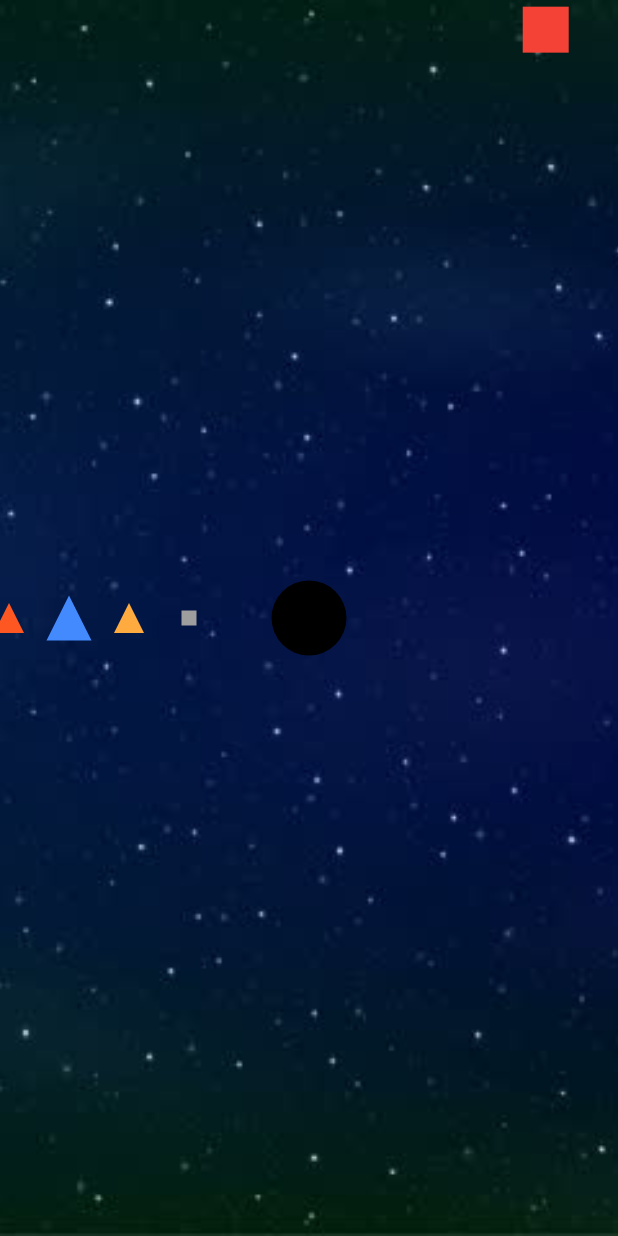
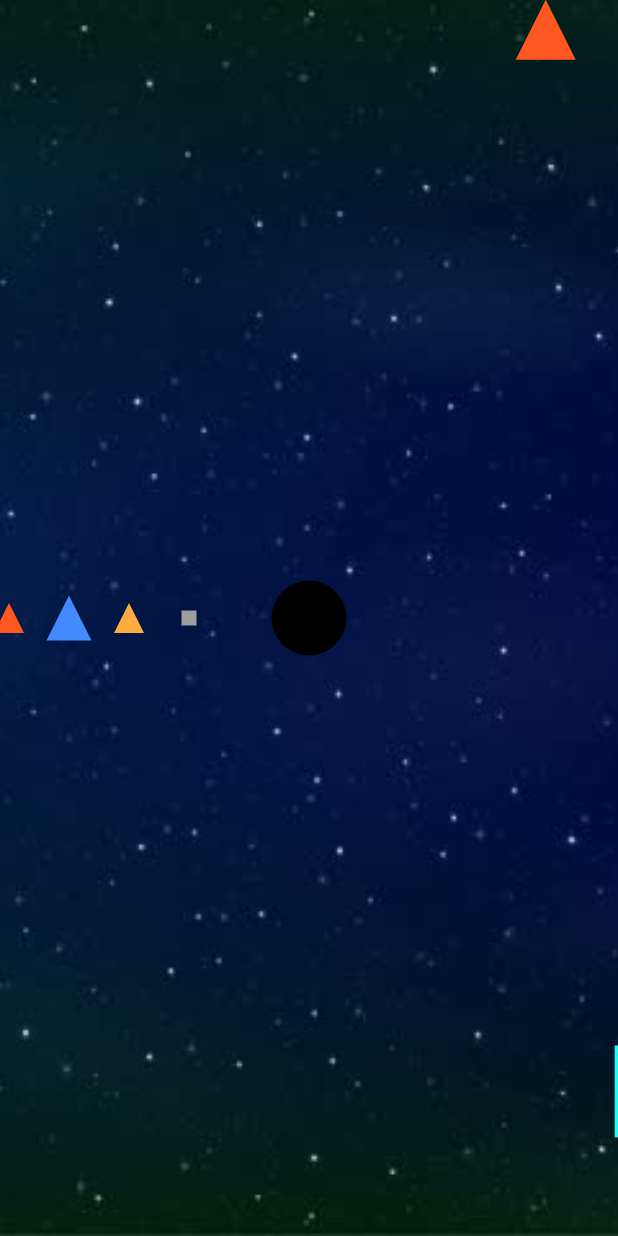
Before and after one commit to dariuspo/galaxy, a Flutter app: the screen it shows after launch, on a phone screen of 412 x 824 dp. Run offline on Flutter 3.47's test engine with Material 2 defaults, Android fonts, the phone set to English and light mode, and no system bars.

Commit message:
Animate multiple planets constatly apearing and moving from the edge to the black hole

```diff
--- a/lib/main.dart
+++ b/lib/main.dart
@@ -115,13 +115,73 @@ class _GalaxyState extends State<Galaxy> with SingleTickerProviderStateMixin {
                     (screenHeight / (-2) - 100) *
                         cornerPlanetAnimation.value.dy,
                   ),
+                  child: TriangleBuilder(
+                    color: Colors.deepOrange,
+                    radius: 40,
+                  ),
+                ),
+              ),
+              AnimatedBuilder(
+                animation: cornerPlanetAnimation,
+                builder: (context, child) => Transform.translate(
+                  offset: Offset(
+                    (screenWidth / (-2)- 100) * cornerPlanetAnimation.value.dx,
+                    (screenHeight / (-2)) *
+                        cornerPlanetAnimation.value.dy,
+                  ),
                   child: ShapeBuilder(
-                    color: Colors.red,
+                    color: Colors.white,
+                    radius: 40*cornerPlanetAnimation.value.dx,
+                    boxShape: BoxShape.circle,
+                  ),
+                ),
+              ),
+              AnimatedBuilder(
+                animation: cornerPlanetAnimation,
+                builder: (context, child) => Transform.translate(
+                  offset: Offset(
+                    (screenWidth / 2+100) * cornerPlanetAnimation.value.dx,
+                    (screenHeight / 2) *
+                        cornerPlanetAnimation.value.dy,
+                  ),
+                  child: ShapeBuilder(
+                    color: Colors.cyanAccent,
+                    radius: 80*cornerPlanetAnimation.value.dx,
+                    boxShape: BoxShape.rectangle,
+                  ),
+                ),
+              ),
+              AnimatedBuilder(
+                animation: cornerPlanetAnimation,
+                builder: (context, child) => Transform.translate(
+                  offset: Offset(
+                    (screenWidth / (-2)- 100) * cornerPlanetAnimation.value.dx,
+                    (screenHeight / (-2)) *
+                        cornerPlanetAnimation.value.dy,
+                  ),
+                  child: ShapeBuilder(
+                    color: Colors.white,
                     radius: 40*cornerPlanetAnimation.value.dx,
                     boxShape: BoxShape.rectangle,
                   ),
                 ),
               ),
+              AnimatedBuilder(
+                animation: cornerPlanetAnimation,
+                builder: (context, child) => Transform.translate(
+                  offset: Offset(
+                    (screenWidth / (-2)-100) * cornerPlanetAnimation.value.dx,
+                    (screenHeight / 2) *
+                        cornerPlanetAnimation.value.dy,
+                  ),
+                  child: ShapeBuilder(
+                    color: Colors.green,
+                    radius: 40*cornerPlanetAnimation.value.dx,
+                    boxShape: BoxShape.circle,
+                  ),
+                ),
+              ),
+
               Transform.translate(
                 offset: Offset(0.0, 0.0),
                 child: ShapeBuilder(
```
